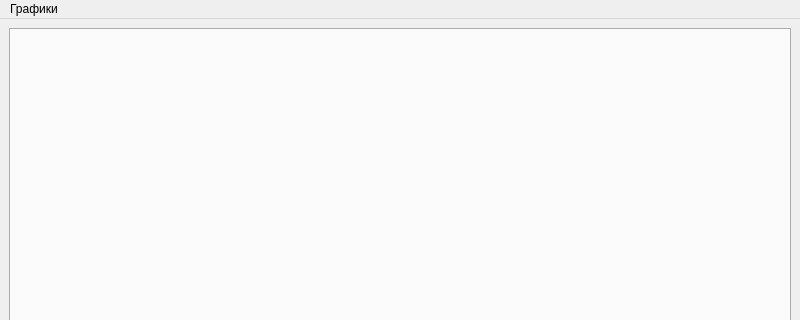
This is mainwindow.ui in Sergeyego/ovens as Qt 5 draws it before an edit; both pictures show x 0 to 800 and y 0 to 320 of the 800 by 600 pixel window. The edited form follows.
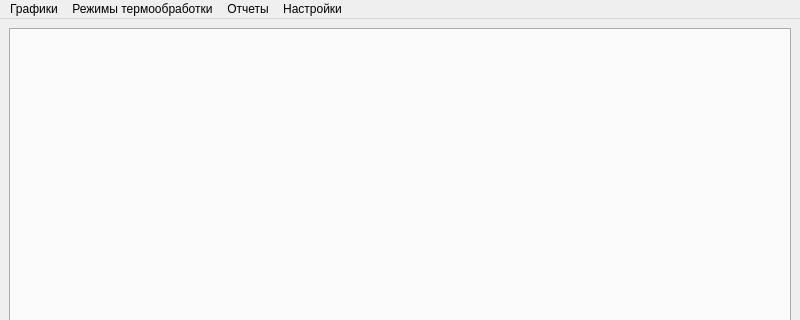
This is the edited form.

Commit message: режимы для проволоки, начал делать конфигурацию печей

What changed in the file:
```diff
--- a/mainwindow.ui
+++ b/mainwindow.ui
@@ -39,7 +39,28 @@
     </property>
     <addaction name="actionGraph"/>
    </widget>
+   <widget class="QMenu" name="menu_2">
+    <property name="title">
+     <string>Режимы термообработки</string>
+    </property>
+    <addaction name="actionProgEl"/>
+    <addaction name="actionProgWire"/>
+   </widget>
+   <widget class="QMenu" name="menu_analytics">
+    <property name="title">
+     <string>Отчеты</string>
+    </property>
+   </widget>
+   <widget class="QMenu" name="menu_3">
+    <property name="title">
+     <string>Настройки</string>
+    </property>
+    <addaction name="actionOven"/>
+   </widget>
    <addaction name="menu"/>
+   <addaction name="menu_2"/>
+   <addaction name="menu_analytics"/>
+   <addaction name="menu_3"/>
   </widget>
   <action name="actionGraph">
    <property name="text">
```
Left out of the diff: 15 changed lines with no effect on the pictures. The commit also changes 12 other files.
